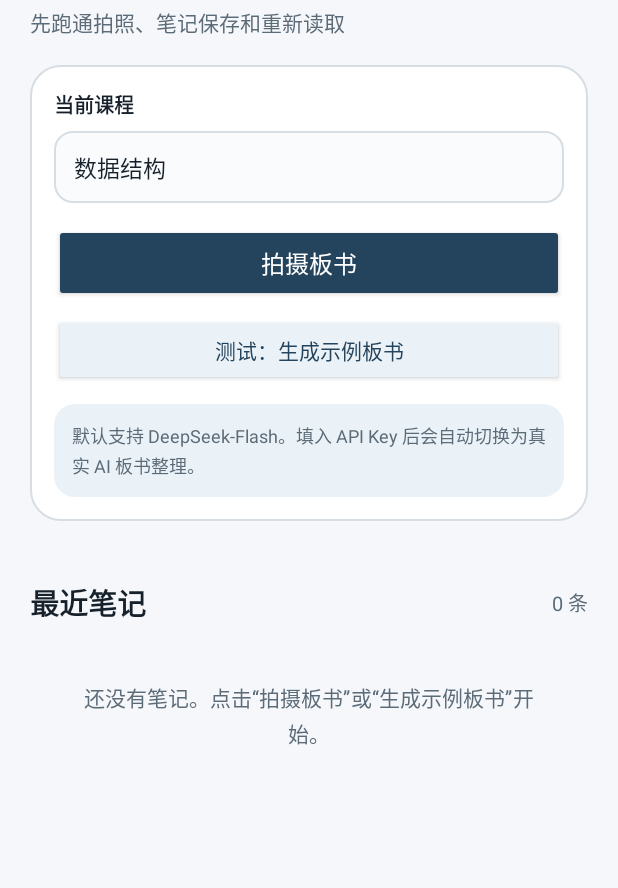
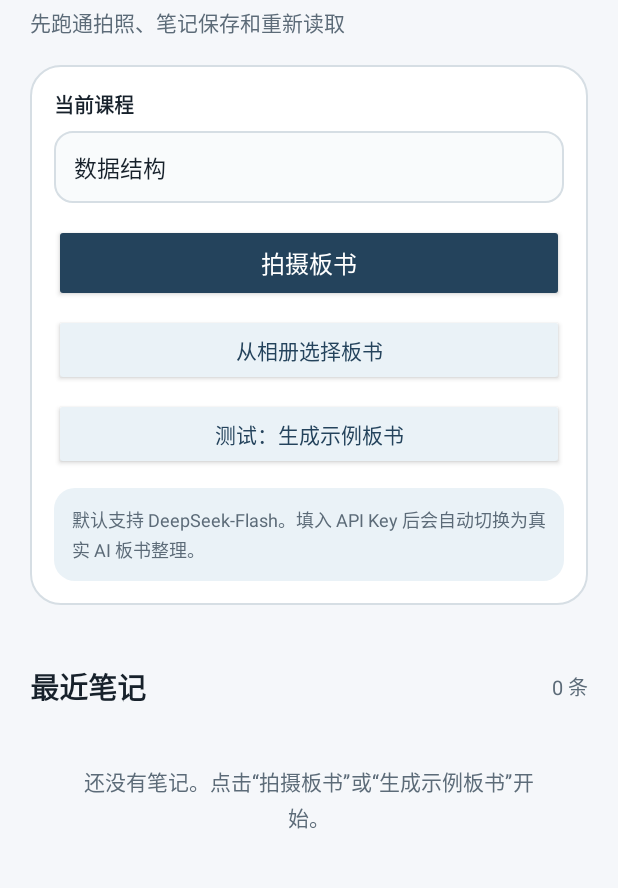
Before and after one commit to yukailong147/NoteMind, an Android app: the screen it shows after launch (MainActivity), on a phone screen of 412 x 824 dp, the part 93-981 px from its top. Run offline under Robolectric (Android 15) with nearby library versions, the phone set to English and light mode, and no system bars.

Commit message:
feat: add gallery image import

```diff
--- a/app/build.gradle.kts
+++ b/app/build.gradle.kts
@@ -26,8 +26,8 @@ android {
         applicationId = "com.team.classroomnotes"
         minSdk = 24
         targetSdk = 37
-        versionCode = 3
-        versionName = "0.3.0"
+        versionCode = 4
+        versionName = "0.4.0"
 
         buildConfigField(
             "String",
--- a/app/src/main/java/com/team/classroomnotes/MainActivity.kt
+++ b/app/src/main/java/com/team/classroomnotes/MainActivity.kt
@@ -16,6 +16,7 @@ import android.widget.LinearLayout
 import android.widget.TextView
 import android.widget.Toast
 import androidx.activity.result.contract.ActivityResultContracts
+import androidx.activity.result.PickVisualMediaRequest
 import androidx.appcompat.app.AppCompatActivity
 import androidx.core.content.FileProvider
 import com.team.classroomnotes.data.NoteItem
@@ -33,6 +34,7 @@ class MainActivity : AppCompatActivity() {
 
     private lateinit var courseInput: EditText
     private lateinit var captureButton: Button
+    private lateinit var pickImageButton: Button
     private lateinit var sampleButton: Button
     private lateinit var statusText: TextView
     private lateinit var noteCountText: TextView
@@ -49,6 +51,12 @@ class MainActivity : AppCompatActivity() {
         handleCameraResult(success)
     }
 
+    private val pickImage = registerForActivityResult(
+        ActivityResultContracts.PickVisualMedia()
+    ) { imageUri ->
+        handlePickedImage(imageUri)
+    }
+
     override fun onCreate(savedInstanceState: Bundle?) {
         super.onCreate(savedInstanceState)
         setContentView(R.layout.activity_main)
@@ -56,6 +64,7 @@ class MainActivity : AppCompatActivity() {
         store = NoteStore(this)
         courseInput = findViewById(R.id.courseInput)
         captureButton = findViewById(R.id.captureButton)
+        pickImageButton = findViewById(R.id.pickImageButton)
         sampleButton = findViewById(R.id.sampleButton)
         statusText = findViewById(R.id.statusText)
         noteCountText = findViewById(R.id.noteCountText)
@@ -64,6 +73,11 @@ class MainActivity : AppCompatActivity() {
 
         courseInput.setText(getString(R.string.default_course))
         captureButton.setOnClickListener { openSystemCamera() }
+        pickImageButton.setOnClickListener {
+            pickImage.launch(
+                PickVisualMediaRequest(ActivityResultContracts.PickVisualMedia.ImageOnly)
+            )
+        }
         sampleButton.setOnClickListener { createSampleCapture() }
 
         renderNotes()
@@ -120,6 +134,18 @@ class MainActivity : AppCompatActivity() {
             persistentPhoto,
             pendingCourseName.ifBlank { currentCourseName() }
         )
+    }
+
+    private fun handlePickedImage(imageUri: Uri?) {
+        if (imageUri == null) return
+
+        val persistentPhoto = copyPickedImageToAppStorage(imageUri)
+        if (persistentPhoto == null) {
+            showMessage(getString(R.string.pick_image_failed))
+            return
+        }
+
+        createDraftAndOpen(persistentPhoto, currentCourseName())
     }
 
     private fun createSampleCapture() {
@@ -195,6 +221,18 @@ class MainActivity : AppCompatActivity() {
         destination
     }.getOrNull()
 
+    private fun copyPickedImageToAppStorage(uri: Uri): File? = runCatching {
+        val photoDirectory = File(filesDir, "photos").apply { mkdirs() }
+        val destination = File(photoDirectory, "${UUID.randomUUID()}.jpg")
+        contentResolver.openInputStream(uri).use { input ->
+            requireNotNull(input) { "无法打开所选图片" }
+            destination.outputStream().use { output ->
+                input.copyTo(output)
+            }
+        }
+        destination
+    }.getOrNull()
+
     private fun renderNotes() {
         val notes = store.loadAll()
         notesContainer.removeAllViews()
--- a/app/src/main/res/layout/activity_main.xml
+++ b/app/src/main/res/layout/activity_main.xml
@@ -73,6 +73,17 @@
                 android:textAllCaps="false"
                 android:textColor="@color/white"
                 android:textSize="16sp" />
+
+            <Button
+                android:id="@+id/pickImageButton"
+                android:layout_width="match_parent"
+                android:layout_height="48dp"
+                android:layout_marginTop="8dp"
+                android:backgroundTint="@color/pale_blue"
+                android:text="@string/pick_image_button"
+                android:textAllCaps="false"
+                android:textColor="@color/navy"
+                android:textSize="14sp" />
 
             <Button
                 android:id="@+id/sampleButton"
--- a/app/src/main/res/values/strings.xml
+++ b/app/src/main/res/values/strings.xml
@@ -7,6 +7,7 @@
     <string name="course_hint">输入课程名称</string>
     <string name="default_course">数据结构</string>
     <string name="capture_button">拍摄板书</string>
+    <string name="pick_image_button">从相册选择板书</string>
     <string name="sample_button">测试：生成示例板书</string>
     <string name="mock_notice">默认支持 DeepSeek-Flash。填入 API Key 后会自动切换为真实 AI 板书整理。</string>
     <string name="recent_notes">最近笔记</string>
@@ -23,6 +24,7 @@
     <string name="camera_unavailable">没有找到可用的相机应用</string>
     <string name="capture_cancelled">已取消拍照</string>
     <string name="capture_failed">照片没有保存成功，请重试</string>
+    <string name="pick_image_failed">图片读取失败，请重新选择</string>
     <string name="camera_permission_hint">系统相机需要临时写入缓存图片，应用已经通过安全文件接口授权。</string>
     <string name="back">← 返回</string>
     <string name="source_photo">原始板书</string>
```
Also changed, not shown: 2 other files.
